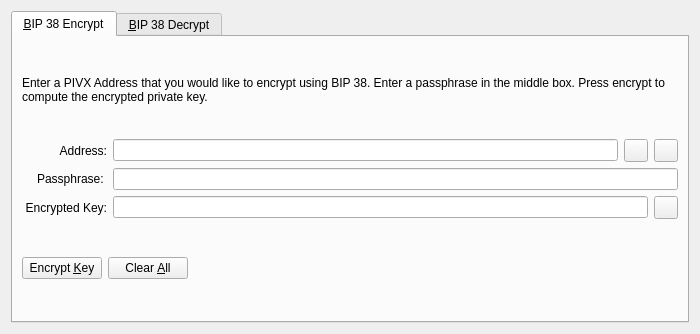
Old version of the form src/qt/forms/bip38tooldialog.ui in the repository zaka-coin/PIVX.
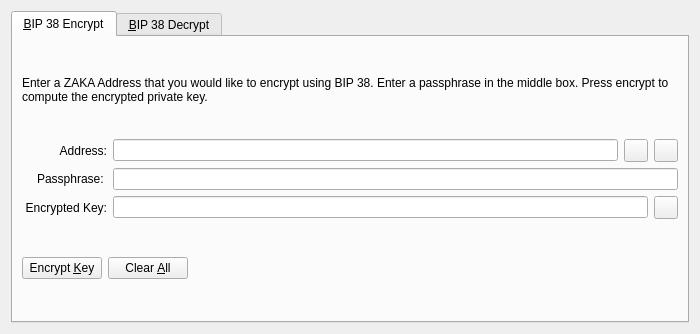
New version of the form. The open tabs and pages were chosen to show the change. Icons and pictures are not drawn. Custom widgets are drawn as their Qt base class.

The edit to the form file:
```diff
--- a/src/qt/forms/bip38tooldialog.ui
+++ b/src/qt/forms/bip38tooldialog.ui
@@ -30,7 +30,7 @@
        <item>
         <widget class="QLabel" name="infoLabel_ENC">
          <property name="text">
-          <string>Enter a PIVX Address that you would like to encrypt using BIP 38. Enter a passphrase in the middle box. Press encrypt to compute the encrypted private key.</string>
+          <string>Enter a ZAKA Address that you would like to encrypt using BIP 38. Enter a passphrase in the middle box. Press encrypt to compute the encrypted private key.</string>
          </property>
          <property name="textFormat">
           <enum>Qt::PlainText</enum>
```
Left out of the diff: 4 changed lines with no effect on the pictures.
